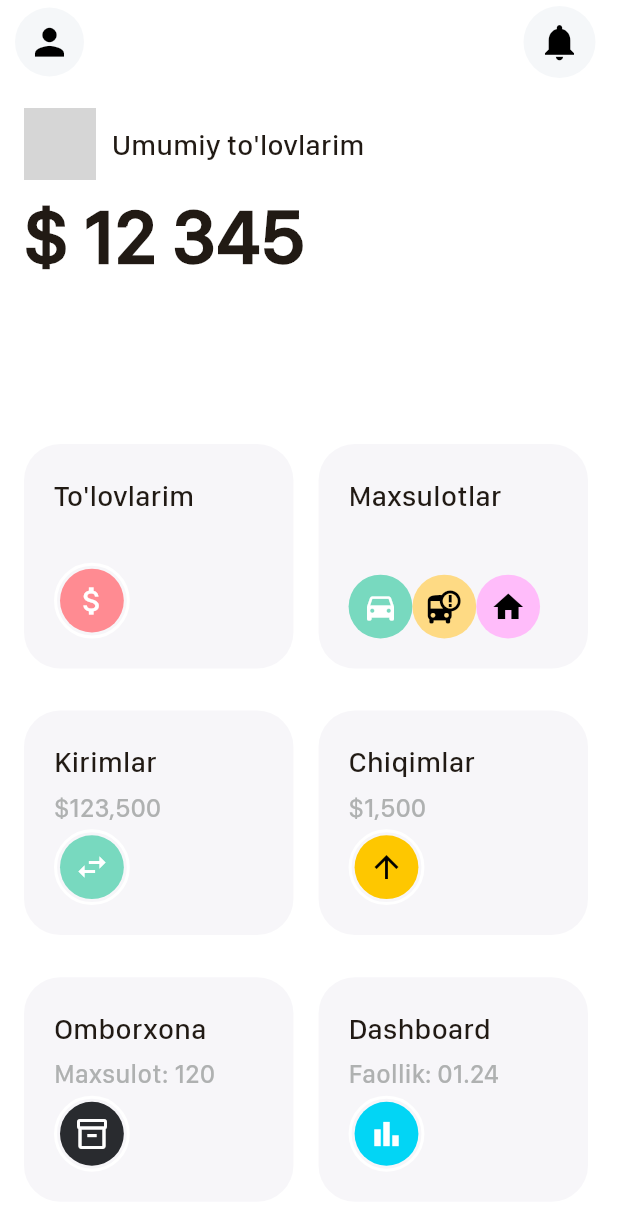
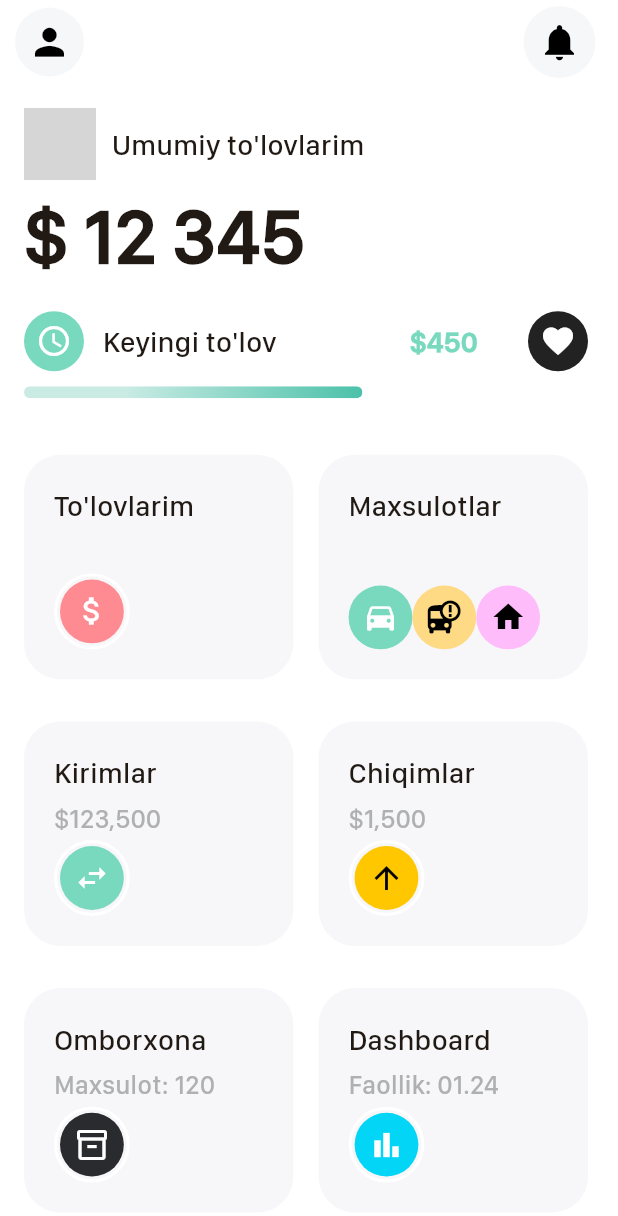
Before and after one commit to IbrokhimSidikov/tezqu, a Flutter app: the HomePage screen opened by its route, on a phone screen of 412 x 824 dp. Shown: the top 1216 px of the screen. Run offline on Flutter 3.47's test engine with Material 3 defaults, Android fonts, the phone set to English and light mode, and no system bars; our stand-ins replace bloc, firebase_core, flutter_bloc, flutter_screenutil, flutter_svg, freezed_annotation and 4 more; missing offline and left inert: iconify_flutter; accounts and stored records are empty; project files that could hold a hidden picture were left out; grey boxes are pictures that could not be loaded.

Commit message:
home done

```diff
--- a/lib/pages/home.dart
+++ b/lib/pages/home.dart
@@ -5,7 +5,6 @@ import 'package:iconify_flutter/icons/tabler.dart';
 
 import '../core/constants/app_colors.dart';
 import '../core/shared/dashboard_card.dart';
-import '../core/shared/overlapping_icons.dart';
 
 class HomePage extends StatefulWidget {
   const HomePage({super.key});
@@ -74,7 +73,64 @@ class _HomePageState extends State<HomePage> {
                           TextStyle(fontSize: 53.sp, fontWeight: FontWeight.bold)),
                 ],
               ),
-              SizedBox(height: 103),
+              SizedBox(height: 15.h),
+              Column(
+                crossAxisAlignment: CrossAxisAlignment.start,
+                children: [
+                  Row(
+                    children: [
+                      CircleAvatar(
+                        backgroundColor: AppColors.cx78D9BF,
+                        child: Icon(Icons.access_time, color: AppColors.cxWhite),
+                      ),
+                      SizedBox(width: 12.w),
+                      Expanded(
+                        child: Text(
+                          "Keyingi to'lov",
+                          style: TextStyle(fontSize: 20.sp, fontWeight: FontWeight.w500),
+                        ),
+                      ),
+                      Text(
+                        "\$450",
+                        style: TextStyle(
+                          fontSize: 20.sp,
+                          fontWeight: FontWeight.bold,
+                          color: AppColors.cx78D9BF,
+                        ),
+                      ),
+                      SizedBox(width: 32.w),
+                      CircleAvatar(
+                        backgroundColor: Colors.black87,
+                        child: Icon(Icons.favorite, color: Colors.white),
+                      ),
+                    ],
+                  ),
+                  SizedBox(height: 10),
+                  ClipRRect(
+                    borderRadius: BorderRadius.circular(8),
+                    child: LayoutBuilder(
+                      builder: (context, constraints) {
+                        return Container(
+                          height: 8,
+                          width: constraints.maxWidth * 0.6, // 60% progress
+                          decoration: const BoxDecoration(
+                            gradient: LinearGradient(
+                              begin: Alignment.centerLeft,
+                              end: Alignment.centerRight,
+                              colors: [
+                                Color(0xFFC9EBE4), // 30%
+                                Color(0xFF4BC1A9), // 100%
+                              ],
+                              stops: [0.3, 1.0], // gradient starts at 30%
+                            ),
+                          ),
+                        );
+                      },
+                    ),
+                  ),
+                ],
+              ),
+              SizedBox(height: 39.h),
               GridView.count(
                 shrinkWrap: true,
                 crossAxisCount: 2,
@@ -181,7 +237,6 @@ class _HomePageState extends State<HomePage> {
                   ),
                 ],
               )
-
             ],
           ),
         ));
```
